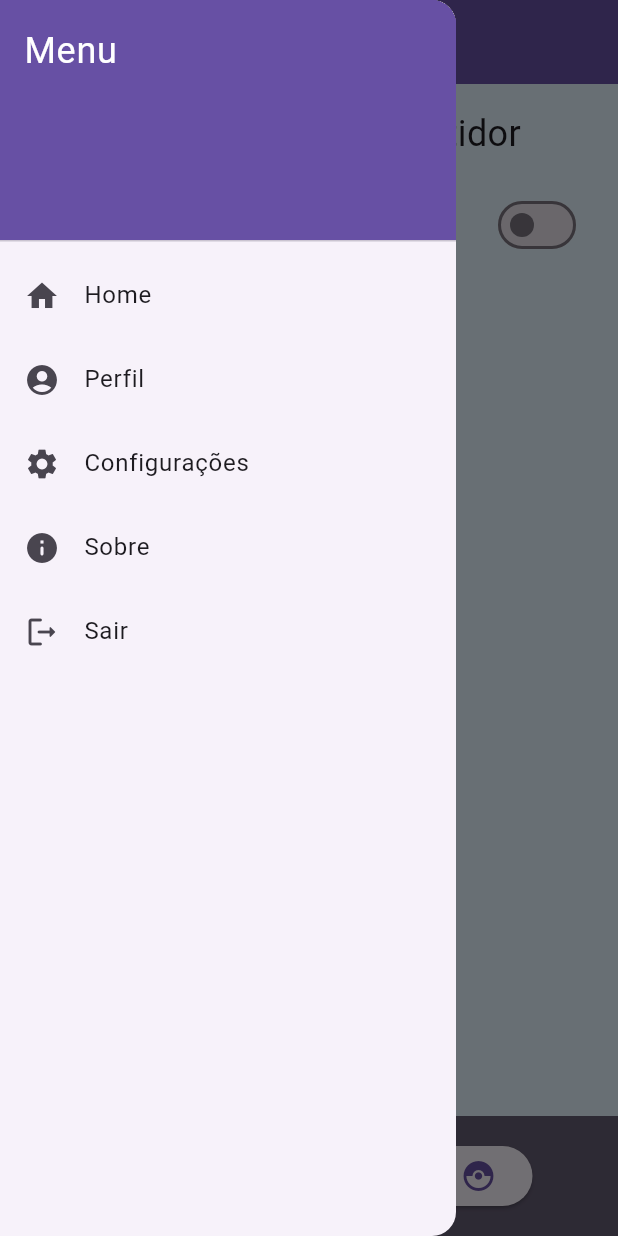
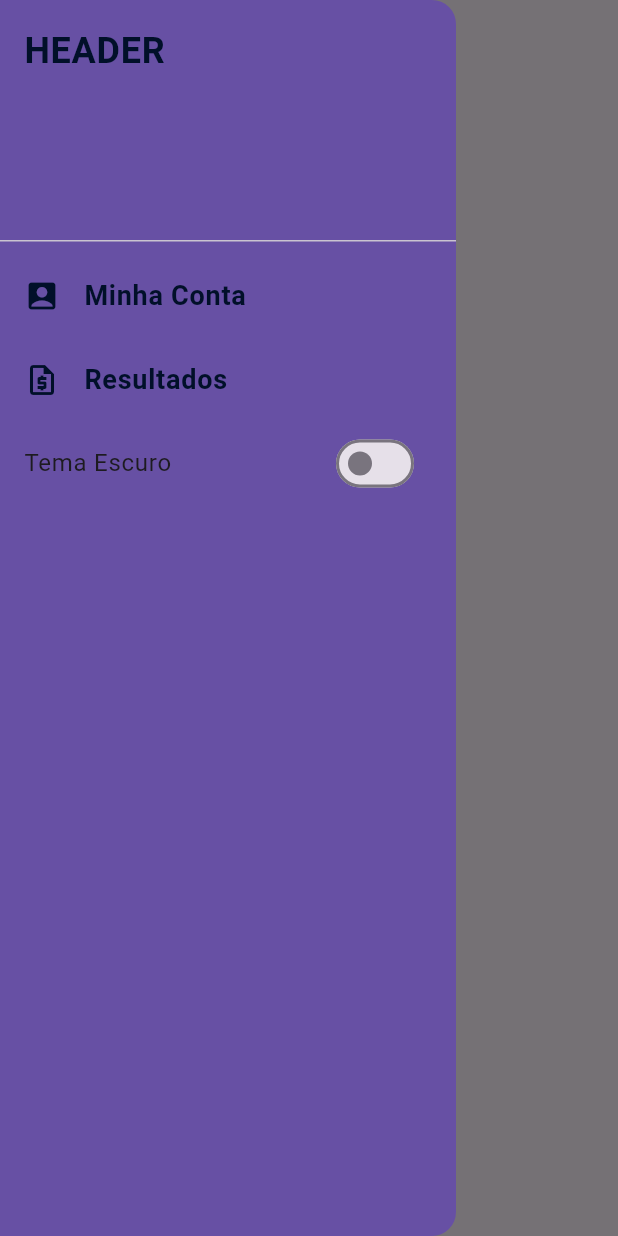
Before and after one commit to GuustavoPetry/flutterLearning, a Flutter app: the screen it shows after launch, with the side drawer open, on a phone screen of 412 x 824 dp. Run offline on Flutter 3.47's test engine with Material 3 defaults, Android fonts, the phone set to English and light mode, and no system bars; Roboto replaces fonts that are missing (Georgia).

Commit message:
praticando MaterialApp

```diff
--- a/lib/main.dart
+++ b/lib/main.dart
@@ -2,14 +2,17 @@ import 'dart:io';
 
 import 'package:flutter/material.dart';
 import 'package:meu_app/cupertino/my_cupertino.dart';
-import 'package:meu_app/exercicios/exercicio_material.dart';
+import 'package:meu_app/material_exercise/exercicio_material.dart';
+import 'package:meu_app/material_practice/meu_app.dart';
 
 void main(List<String> args) {
 
-  if(Platform.isAndroid) {
-    runApp(ExercicioMaterial());
-  } else {
-    runApp(MyCupertino());
-  }
+  // if(Platform.isAndroid) {
+  //   runApp(ExercicioMaterial());
+  // } else {
+  //   runApp(MyCupertino());
+  // }
+
+  runApp(MeuApp());
 
 }
--- /dev/null
+++ b/lib/material_practice/meu_app.dart
@@ -0,0 +1,10 @@
+import 'package:flutter/material.dart';
+import 'package:meu_app/material_practice/meu_app_state.dart';
+
+class MeuApp extends StatefulWidget {
+  const MeuApp({super.key});
+
+  @override
+  State<StatefulWidget> createState() => MeuAppState();
+
+}
--- /dev/null
+++ b/lib/material_practice/meu_app_state.dart
@@ -0,0 +1,23 @@
+import 'package:flutter/material.dart';
+import 'package:meu_app/material_practice/my_home.dart';
+
+class MeuAppState extends State<StatefulWidget> {
+  bool isDark = false;
+
+  @override
+  Widget build(BuildContext context) {
+    return MaterialApp(
+      title: "Praticando MaterialApp",
+      theme: ThemeData.light(),
+      darkTheme: ThemeData.dark(),
+      themeMode: isDark ? ThemeMode.dark : ThemeMode.light,
+      home: MyHome(
+        toggleTheme: () {
+          setState(() {
+            isDark = !isDark;
+          });
+        },
+      ),
+    );
+  }
+}
--- /dev/null
+++ b/lib/material_practice/my_home.dart
@@ -0,0 +1,104 @@
+import 'package:flutter/material.dart';
+
+class MyHome extends StatelessWidget {
+  final VoidCallback toggleTheme;
+  const MyHome({super.key, required this.toggleTheme});
+
+  @override
+  Widget build(BuildContext context) {
+    return Scaffold(
+      appBar: AppBar(
+        title: Text(
+          "MarkeTool Finance",
+          style: TextStyle(
+            fontSize: 24,
+            fontWeight: FontWeight.bold,
+            fontFamily: "Georgia",
+            color:
+                Theme.of(context).brightness == Brightness.dark
+                    ? Colors.white
+                    : const Color.fromARGB(255, 1, 16, 41),
+          ),
+        ),
+      ),
+
+      drawer: Drawer(
+        backgroundColor: Theme.of(context).primaryColor,
+        child: ListView(
+          children: [
+            DrawerHeader(
+              child: Text(
+                "HEADER",
+                style: TextStyle(
+                  fontSize: 24,
+                  fontWeight: FontWeight.bold,
+                  fontFamily: "Georgia",
+                  color:
+                      Theme.of(context).brightness == Brightness.dark
+                          ? Colors.white
+                          : const Color.fromARGB(255, 1, 16, 41),
+                ),
+              ),
+            ),
+
+            ListTile(
+              iconColor:
+                  Theme.of(context).brightness == Brightness.dark
+                      ? Colors.white
+                      : const Color.fromARGB(255, 1, 16, 41),
+              leading: Icon(Icons.account_box_rounded),
+              title: Text(
+                "Minha Conta",
+                style: TextStyle(
+                  fontSize: 18,
+                  fontWeight: FontWeight.w600,
+                  fontFamily: "Georgia",
+                  color:
+                      Theme.of(context).brightness == Brightness.dark
+                          ? Colors.white
+                          : const Color.fromARGB(255, 1, 16, 41),
+                ),
+              ),
+              onTap: () {},
+            ),
+
+            ListTile(
+              iconColor:
+                  Theme.of(context).brightness == Brightness.dark
+                      ? Colors.white
+                      : const Color.fromARGB(255, 1, 16, 41),
+              leading: Icon(Icons.request_quote_outlined),
+              title: Text(
+                "Resultados",
+                style: TextStyle(
+                  fontSize: 18,
+                  fontWeight: FontWeight.w600,
+                  fontFamily: "Georgia",
+                  color:
+                      Theme.of(context).brightness == Brightness.dark
+                          ? Colors.white
+                          : const Color.fromARGB(255, 1, 16, 41),
+                ),
+              ),
+              onTap: () {},
+            ),
+
+            SwitchListTile(
+              title: Text(
+                Theme.of(context).brightness == Brightness.dark
+                    ? "Tema Claro"
+                    : "Tema Escuro",
+                style: TextStyle(
+                  fontWeight: FontWeight.normal,
+                  fontFamily: "Georgia",
+                ),
+              ),
+              value: Theme.of(context).brightness == Brightness.dark,
+              onChanged: (value) => toggleTheme(),
+            ),
+          ],
+        ),
+      ),
+    );
+  }
+}
```
Also changed, not shown: lib/material_exercise/ex01.txt (renamed from lib/exercicios/ex01.txt), lib/material_exercise/exercicio_material.dart (renamed from lib/exercicios/exercicio_material.dart).
